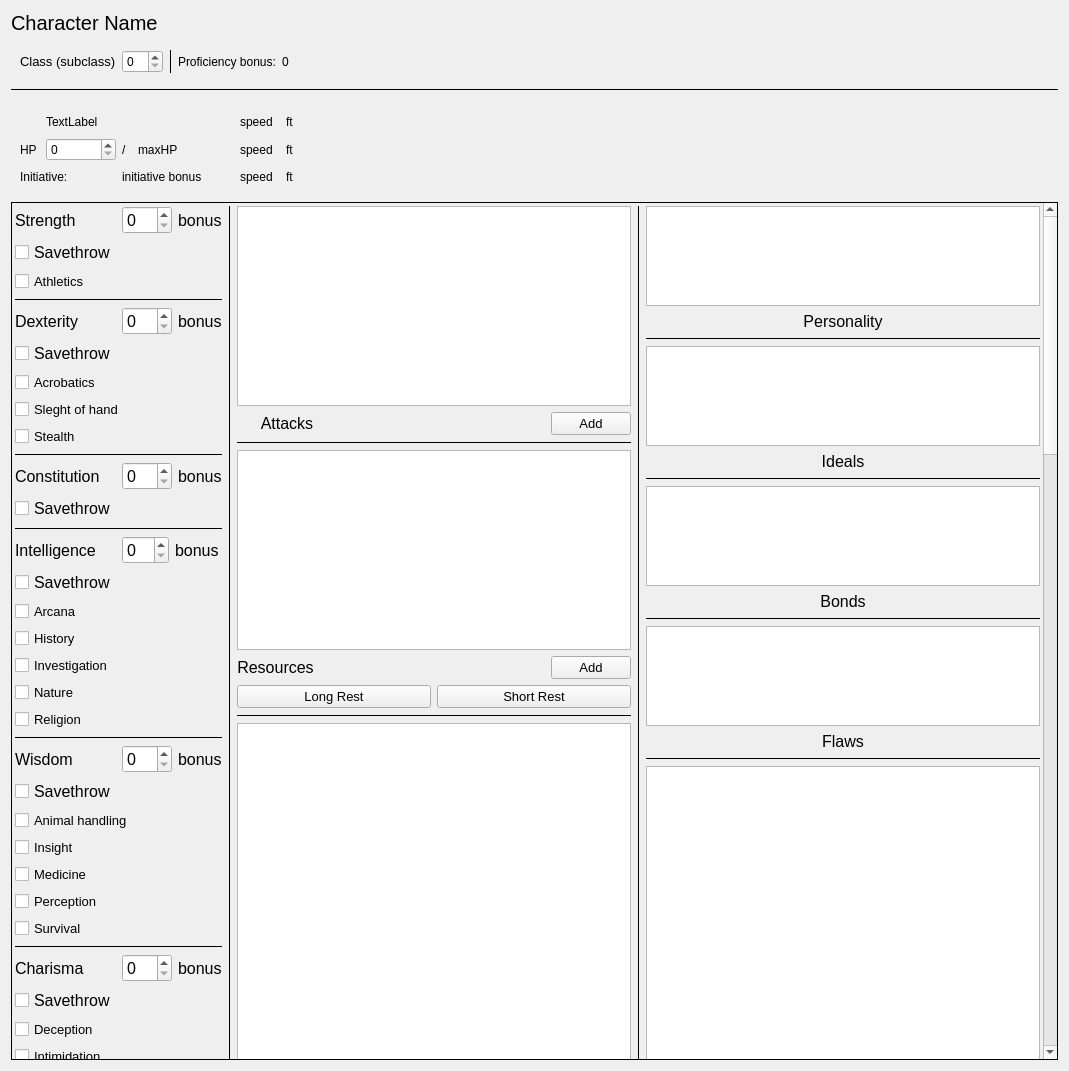
Old version of the form charsheet-widget/dndcharsheetwidget.ui in the repository Technohamster-py/dm-assist.
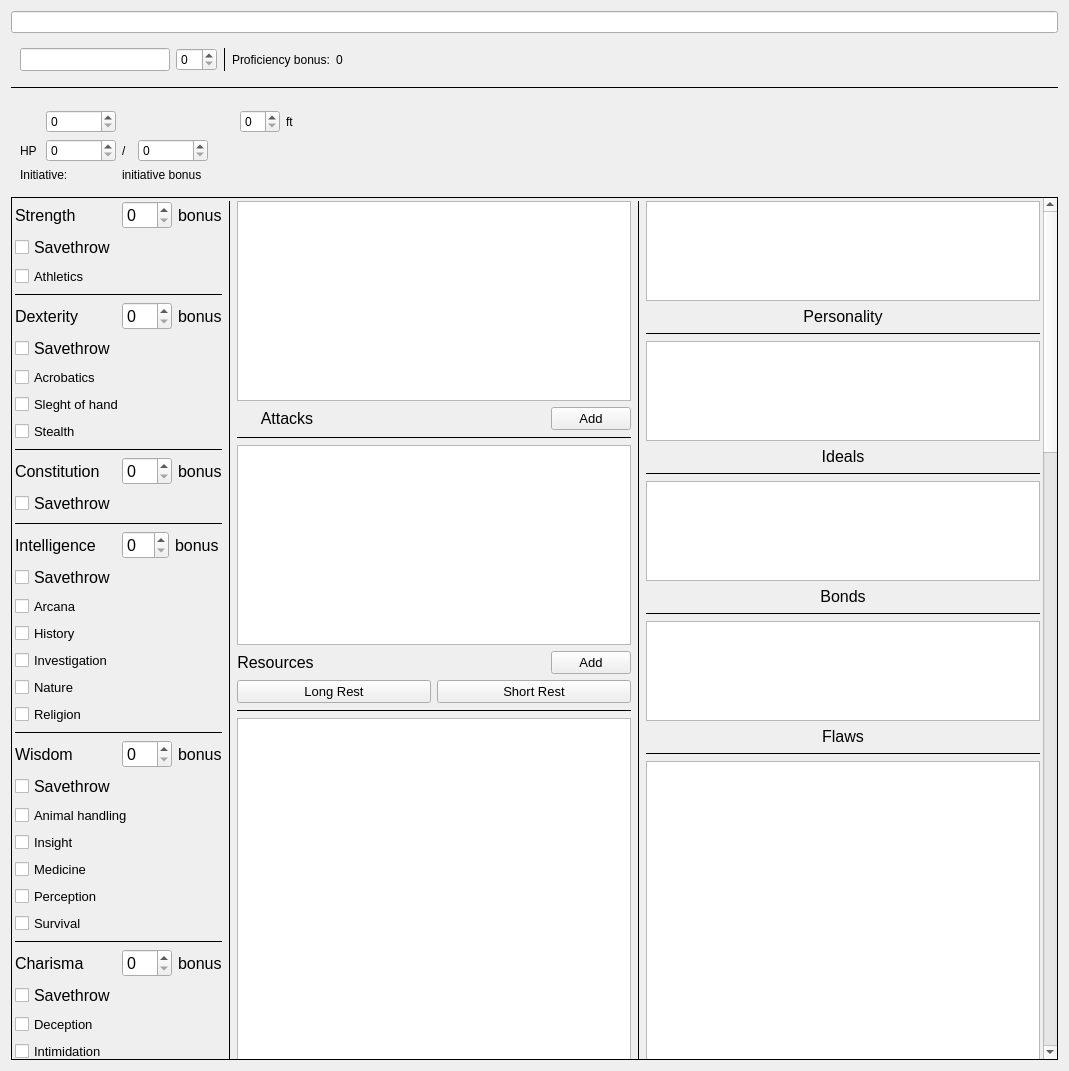
New version of the form. Icons and pictures are not drawn.

Commit message: Некоторые поля в листе персонажей сделаны изменяемыми

```diff
--- a/charsheet-widget/dndcharsheetwidget.ui
+++ b/charsheet-widget/dndcharsheetwidget.ui
@@ -30,16 +30,7 @@
   </property>
   <layout class="QVBoxLayout" name="verticalLayout">
    <item>
-    <widget class="QLabel" name="nameLabel">
-     <property name="font">
-      <font>
-       <pointsize>15</pointsize>
-      </font>
-     </property>
-     <property name="text">
-      <string>Character Name</string>
-     </property>
-    </widget>
+    <widget class="QLineEdit" name="nameEdit"/>
    </item>
    <item>
     <widget class="QWidget" name="classWidget" native="true">
@@ -51,14 +42,18 @@
      </property>
      <layout class="QHBoxLayout" name="horizontalLayout">
       <item>
-       <widget class="QLabel" name="classLabel">
-        <property name="font">
-         <font>
-          <pointsize>10</pointsize>
-         </font>
+       <widget class="QLineEdit" name="classEdit">
+        <property name="sizePolicy">
+         <sizepolicy hsizetype="Preferred" vsizetype="Preferred">
+          <horstretch>0</horstretch>
+          <verstretch>0</verstretch>
+         </sizepolicy>
         </property>
-        <property name="text">
-         <string>Class (subclass)</string>
+        <property name="minimumSize">
+         <size>
+          <width>150</width>
+          <height>0</height>
+         </size>
         </property>
        </widget>
       </item>
@@ -142,47 +137,27 @@
         </property>
        </widget>
       </item>
-      <item row="1" column="4">
-       <widget class="QLabel" name="swimIcon">
+      <item row="1" column="1">
+       <widget class="QSpinBox" name="hpSpinBox">
         <property name="minimumSize">
          <size>
-          <width>20</width>
+          <width>0</width>
           <height>20</height>
          </size>
         </property>
         <property name="maximumSize">
          <size>
-          <width>20</width>
-          <height>20</height>
+          <width>70</width>
+          <height>16777215</height>
          </size>
         </property>
-        <property name="text">
-         <string/>
+        <property name="focusPolicy">
+         <enum>Qt::StrongFocus</enum>
         </property>
-        <property name="pixmap">
-         <pixmap resource="../static/app_resources.qrc">:/charSheet/swim.svg</pixmap>
-        </property>
-        <property name="scaledContents">
-         <bool>true</bool>
-        </property>
        </widget>
       </item>
-      <item row="1" column="6">
-       <widget class="QLabel" name="label_8">
-        <property name="text">
-         <string>ft</string>
-        </property>
-       </widget>
-      </item>
-      <item row="2" column="6">
-       <widget class="QLabel" name="label_13">
-        <property name="text">
-         <string>ft</string>
-        </property>
-       </widget>
-      </item>
-      <item row="2" column="4">
-       <widget class="QLabel" name="wingIcon">
+      <item row="0" column="0">
+       <widget class="QLabel" name="shieldIcon">
         <property name="minimumSize">
          <size>
           <width>20</width>
@@ -199,7 +174,7 @@
          <string/>
         </property>
         <property name="pixmap">
-         <pixmap resource="../static/app_resources.qrc">:/charSheet/wing.svg</pixmap>
+         <pixmap resource="../static/app_resources.qrc">:/shield.svg</pixmap>
         </property>
         <property name="scaledContents">
          <bool>true</bool>
@@ -207,15 +182,25 @@
        </widget>
       </item>
       <item row="1" column="3">
-       <widget class="QLabel" name="maxHpLabel">
+       <widget class="QSpinBox" name="maxHpBox">
+        <property name="sizePolicy">
+         <sizepolicy hsizetype="Preferred" vsizetype="Preferred">
+          <horstretch>0</horstretch>
+          <verstretch>0</verstretch>
+         </sizepolicy>
+        </property>
         <property name="maximumSize">
          <size>
           <width>70</width>
           <height>16777215</height>
          </size>
         </property>
+       </widget>
+      </item>
+      <item row="2" column="2" colspan="2">
+       <widget class="QLabel" name="initiativeLabel">
         <property name="text">
-         <string>maxHP</string>
+         <string>initiative bonus</string>
         </property>
        </widget>
       </item>
@@ -226,6 +211,19 @@
         </property>
        </widget>
       </item>
+      <item row="1" column="2">
+       <widget class="QLabel" name="label_4">
+        <property name="maximumSize">
+         <size>
+          <width>10</width>
+          <height>16777215</height>
+         </size>
+        </property>
+        <property name="text">
+         <string>/</string>
+        </property>
+       </widget>
+      </item>
       <item row="2" column="0" colspan="2">
        <widget class="QLabel" name="label_9">
         <property name="layoutDirection">
@@ -236,38 +234,8 @@
         </property>
        </widget>
       </item>
-      <item row="1" column="5">
-       <widget class="QLabel" name="swimSpeedLabel">
-        <property name="maximumSize">
-         <size>
-          <width>40</width>
-          <height>16777215</height>
-         </size>
-        </property>
-        <property name="text">
-         <string>speed</string>
-        </property>
-       </widget>
-      </item>
-      <item row="1" column="2">
-       <widget class="QLabel" name="label_4">
-        <property name="maximumSize">
-         <size>
-          <width>10</width>
-          <height>16777215</height>
-         </size>
-        </property>
-        <property name="text">
-         <string>/</string>
-        </property>
-       </widget>
-      </item>
-      <item row="2" column="2" colspan="2">
-       <widget class="QLabel" name="initiativeLabel">
-        <property name="text">
-         <string>initiative bonus</string>
-        </property>
-       </widget>
+      <item row="0" column="1">
+       <widget class="QSpinBox" name="acBox"/>
       </item>
       <item row="0" column="4">
        <widget class="QLabel" name="runIcon">
@@ -294,92 +262,13 @@
         </property>
        </widget>
       </item>
-      <item row="1" column="1">
-       <widget class="QSpinBox" name="hpSpinBox">
-        <property name="minimumSize">
-         <size>
-          <width>0</width>
-          <height>20</height>
-         </size>
-        </property>
-        <property name="maximumSize">
-         <size>
-          <width>70</width>
-          <height>16777215</height>
-         </size>
-        </property>
-        <property name="focusPolicy">
-         <enum>Qt::StrongFocus</enum>
-        </property>
-       </widget>
-      </item>
-      <item row="0" column="0">
-       <widget class="QLabel" name="shieldIcon">
-        <property name="minimumSize">
-         <size>
-          <width>20</width>
-          <height>20</height>
-         </size>
-        </property>
-        <property name="maximumSize">
-         <size>
-          <width>20</width>
-          <height>20</height>
-         </size>
-        </property>
-        <property name="text">
-         <string/>
-        </property>
-        <property name="pixmap">
-         <pixmap resource="../static/app_resources.qrc">:/shield.svg</pixmap>
-        </property>
-        <property name="scaledContents">
-         <bool>true</bool>
-        </property>
-       </widget>
-      </item>
       <item row="0" column="5">
-       <widget class="QLabel" name="runSpeedLabel">
+       <widget class="QSpinBox" name="speedBox">
         <property name="maximumSize">
          <size>
           <width>40</width>
           <height>16777215</height>
          </size>
-        </property>
-        <property name="text">
-         <string>speed</string>
-        </property>
-       </widget>
-      </item>
-      <item row="2" column="5">
-       <widget class="QLabel" name="flySpeedLabel">
-        <property name="maximumSize">
-         <size>
-          <width>40</width>
-          <height>16777215</height>
-         </size>
-        </property>
-        <property name="text">
-         <string>speed</string>
-        </property>
-       </widget>
-      </item>
-      <item row="0" column="1" colspan="2">
-       <widget class="QLabel" name="acLabel">
-        <property name="minimumSize">
-         <size>
-          <width>0</width>
-          <height>20</height>
-         </size>
-        </property>
-        <property name="maximumSize">
-         <size>
-          <width>16777215</width>
-          <height>20</height>
-         </size>
-        </property>
-        <property name="text">
-         <string>TextLabel</string>
         </property>
        </widget>
       </item>
@@ -412,7 +301,7 @@
       <property name="geometry">
        <rect>
         <x>0</x>
-        <y>0</y>
+        <y>-2073</y>
         <width>1035</width>
         <height>3131</height>
        </rect>
```
The commit also changes 1 other file.
